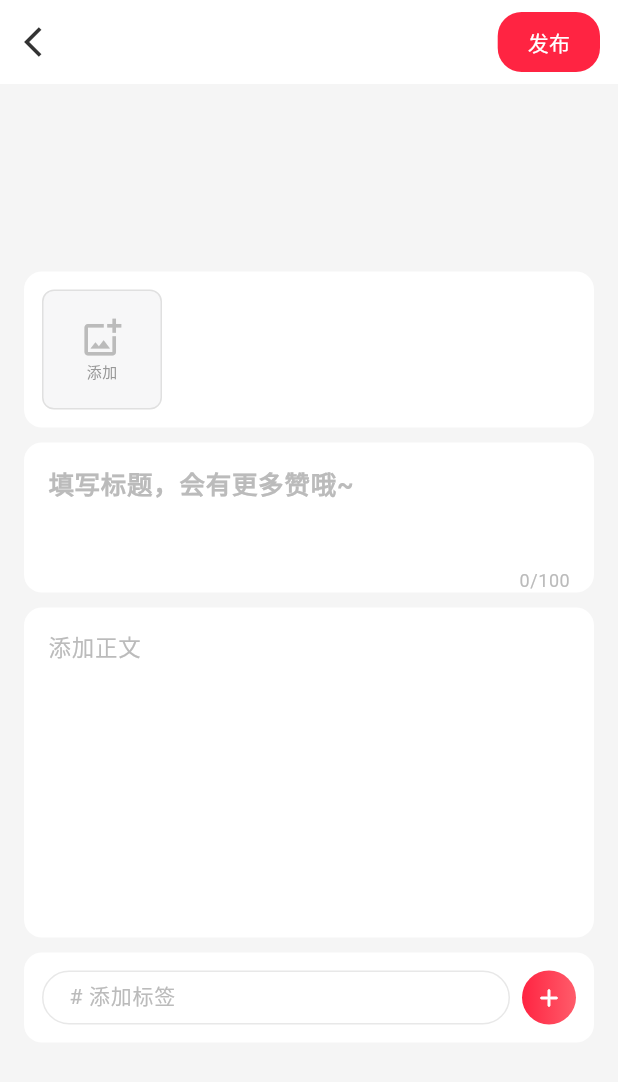
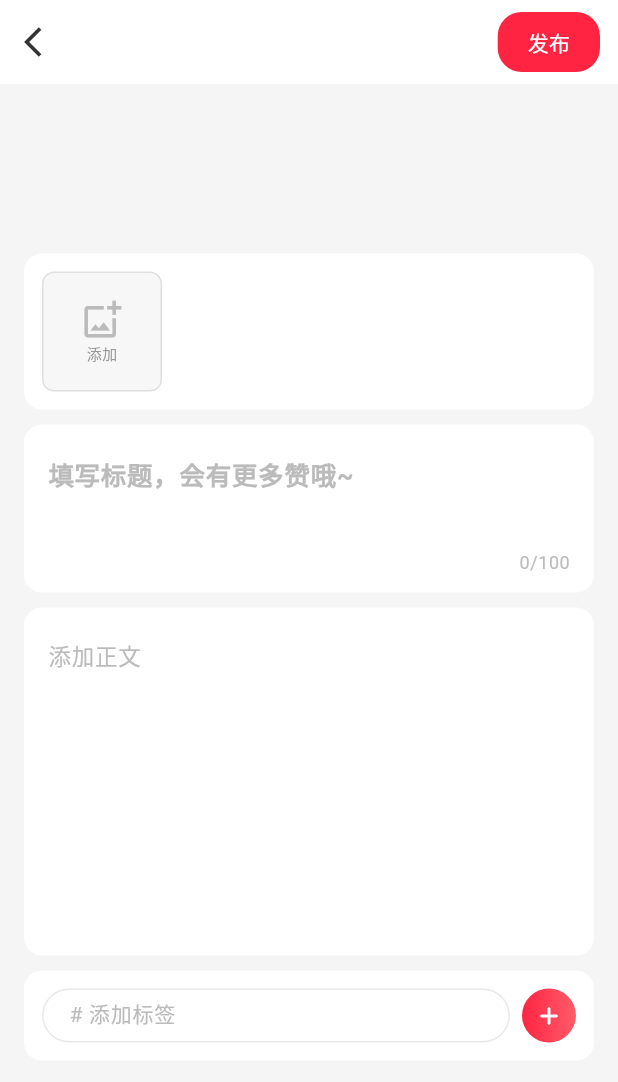
Before and after one commit to huddnyuesdi-cmd/yue-app, a Flutter app: the PublishPage screen opened directly, on a phone screen of 412 x 824 dp. Shown: the top 1082 px of the screen. Run offline on Flutter 3.47's test engine with Material 3 defaults, Android fonts, the phone set to English and light mode, and no system bars; our stand-ins replace dio, image_picker, open_filex, package_info_plus, permission_handler, shared_preferences; accounts and stored records are empty.

Commit message:
Normalize container padding across all sections for consistency
Co-authored-by: huddnyuesdi-cmd <262306562+huddnyuesdi-cmd@users.noreply.github.com>

```diff
--- a/yue_app/lib/pages/publish_page.dart
+++ b/yue_app/lib/pages/publish_page.dart
@@ -308,7 +308,7 @@ class _PublishPageState extends State<PublishPage> {
                 // Title container
                 Container(
                   width: double.infinity,
-                  padding: const EdgeInsets.symmetric(horizontal: 4),
+                  padding: const EdgeInsets.all(12),
                   decoration: BoxDecoration(
                     color: Colors.white,
                     borderRadius: BorderRadius.circular(12),
@@ -319,7 +319,7 @@ class _PublishPageState extends State<PublishPage> {
                       hintText: '填写标题，会有更多赞哦~',
                       hintStyle: TextStyle(fontSize: 17, color: Color(0xFFBBBBBB), fontWeight: FontWeight.w600),
                       border: InputBorder.none,
-                      contentPadding: EdgeInsets.symmetric(horizontal: 12, vertical: 14),
+                      contentPadding: EdgeInsets.symmetric(horizontal: 4, vertical: 8),
                       counterStyle: TextStyle(color: Color(0xFFBBBBBB)),
                     ),
                     style: const TextStyle(fontSize: 17, fontWeight: FontWeight.w600, color: Color(0xFF333333)),
@@ -331,7 +331,7 @@ class _PublishPageState extends State<PublishPage> {
                 // Content container
                 Container(
                   width: double.infinity,
-                  padding: const EdgeInsets.symmetric(horizontal: 4),
+                  padding: const EdgeInsets.all(12),
                   decoration: BoxDecoration(
                     color: Colors.white,
                     borderRadius: BorderRadius.circular(12),
@@ -342,7 +342,7 @@ class _PublishPageState extends State<PublishPage> {
                       hintText: '添加正文',
                       hintStyle: TextStyle(fontSize: 15, color: Color(0xFFBBBBBB)),
                       border: InputBorder.none,
-                      contentPadding: EdgeInsets.symmetric(horizontal: 12, vertical: 14),
+                      contentPadding: EdgeInsets.symmetric(horizontal: 4, vertical: 8),
                     ),
                     style: const TextStyle(fontSize: 15, color: Color(0xFF333333), height: 1.6),
                     maxLines: null,
```
